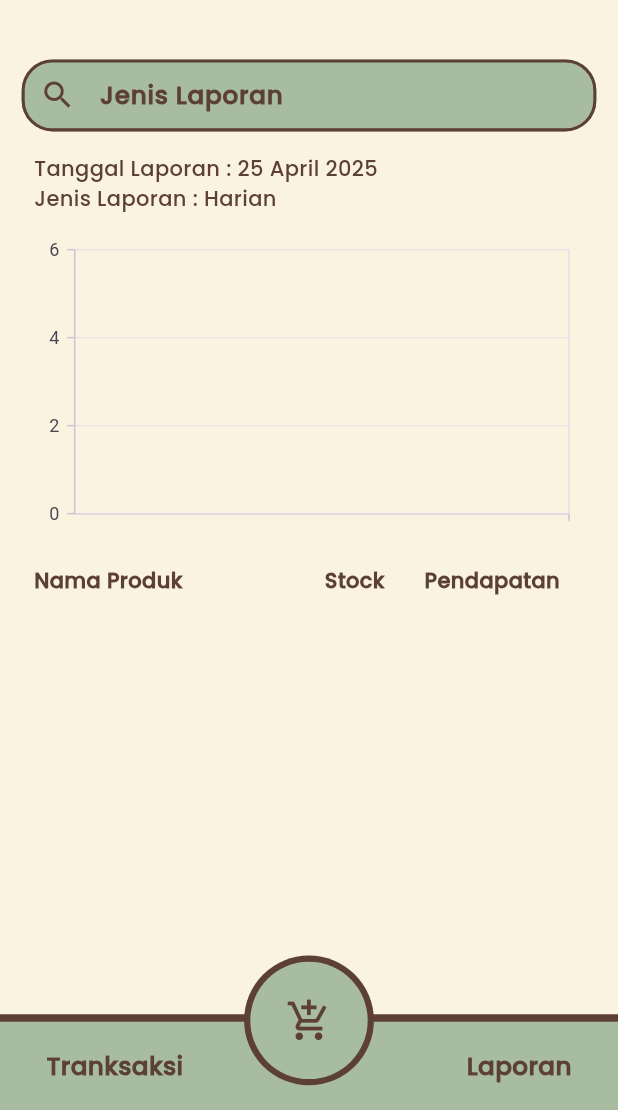
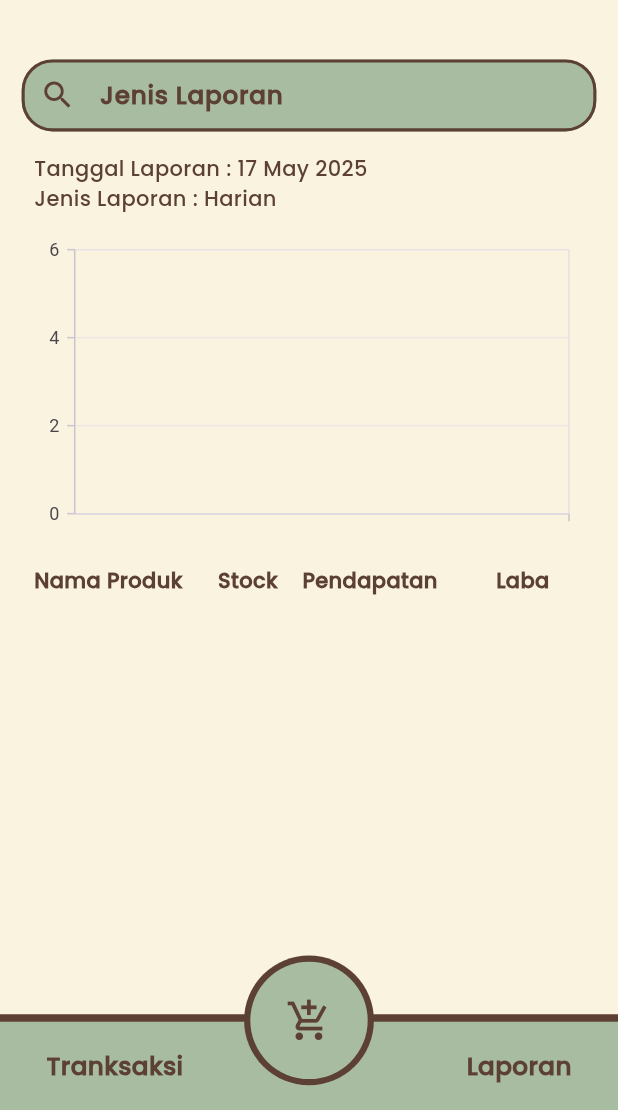
Before and after one commit to damarazky/apk-kasir, a Flutter app: the LaporanImportantPage screen opened by its route, on a phone screen of 412 x 824 dp, the part 126-1236 px from its top. Run offline on Flutter 3.47's test engine with Material 3 defaults, Android fonts, the phone set to English and light mode, and no system bars; our stand-ins replace barcode_widget, get, sqflite, syncfusion_flutter_charts; accounts and stored records are empty.

Commit message:
menambahan laba done

```diff
--- a/lib/controllers/laporan/laporan_keuangan_controller.dart
+++ b/lib/controllers/laporan/laporan_keuangan_controller.dart
@@ -15,7 +15,8 @@ class LaporanController extends GetxController {
     SELECT
       p.nama AS namaProduk,
       SUM(ti.jumlah) AS totalJumlah,
-      SUM(ti.jumlah * p.harga) AS totalSubtotal
+      SUM(ti.jumlah * p.harga) AS totalSubtotal,
+      SUM(p.laba * ti.jumlah) AS totalLaba
       FROM tranksaksi_item ti
       JOIN produk p ON p.id = ti.produk_id
       GROUP BY p.nama
@@ -29,6 +30,7 @@ class LaporanController extends GetxController {
             namaProduk: e['namaProduk'] ?? 'Tidak diketahui',
             jumlah: e['totalJumlah'] ?? 0,
             subtotal: (e['totalSubtotal'] ?? 0).toDouble(),
+            laba: (e['totalLaba'] ?? 0).toDouble(),
             tanggal: '',
           );
         }).toList();
--- a/lib/models/laporan_keuangan_model.dart
+++ b/lib/models/laporan_keuangan_model.dart
@@ -2,12 +2,14 @@ class LaporanItem {
   final String namaProduk;
   final int jumlah;
   final double subtotal;
+  final double laba;
   final String tanggal;
 
   LaporanItem({
     required this.namaProduk,
     required this.jumlah,
     required this.subtotal,
+    required this.laba,
     required this.tanggal,
   });
 }
--- a/lib/views/customs/custom_diagram_chart_laporan.dart
+++ b/lib/views/customs/custom_diagram_chart_laporan.dart
@@ -66,9 +66,21 @@ class CustomDiagramChartLaporan extends StatelessWidget {
                 ),
               ),
               Expanded(
+                flex: 3,
+                child: Text(
+                  'Pendapatan',
+                  textAlign: TextAlign.center,
+                  style: TextStyle(
+                    fontFamily: 'Poppins',
+                    fontWeight: FontWeight.w700,
+                    color: CustomColorsTheme.coklat,
+                  ),
+                ),
+              ),
+              Expanded(
                 flex: 2,
                 child: Text(
-                  'Pendapatan',
+                  'Laba',
                   textAlign: TextAlign.center,
                   style: TextStyle(
                     fontFamily: 'Poppins',
@@ -95,7 +107,10 @@ class CustomDiagramChartLaporan extends StatelessWidget {
                   padding: const EdgeInsets.symmetric(vertical: 8.0),
                   decoration: BoxDecoration(
                     border: Border(
-                      bottom: BorderSide(color: Colors.grey.shade300, width: 0.8),
+                      bottom: BorderSide(
+                        color: Colors.grey.shade300,
+                        width: 0.8,
+                      ),
                     ),
                   ),
                   child: Row(
@@ -108,6 +123,7 @@ class CustomDiagramChartLaporan extends StatelessWidget {
                           style: TextStyle(
                             fontFamily: 'Poppins',
                             color: CustomColorsTheme.coklat,
+                            fontSize: size.width * .03,
                           ),
                         ),
                       ),
@@ -119,17 +135,31 @@ class CustomDiagramChartLaporan extends StatelessWidget {
                           style: TextStyle(
                             fontFamily: 'Poppins',
                             color: CustomColorsTheme.coklat,
+                            fontSize: size.width * .03,
+                          ),
+                        ),
+                      ),
+                      Expanded(
+                        flex: 3,
+                        child: Text(
+                          "Rp ${produk.subtotal.toString().replaceAllMapped(RegExp(r'(\d{1,3})(?=(\d{3})+(?!\d))'), (Match m) => '${m[1]}.')}",
+                          textAlign: TextAlign.center,
+                          style: TextStyle(
+                            fontFamily: 'Poppins',
+                            color: CustomColorsTheme.coklat,
+                            fontSize: size.width * .03,
                           ),
                         ),
                       ),
                       Expanded(
                         flex: 2,
                         child: Text(
-                          "Rp ${produk.subtotal.toString().replaceAllMapped(RegExp(r'(\d{1,3})(?=(\d{3})+(?!\d))'), (Match m) => '${m[1]}.')}",
+                          "Rp ${produk.laba.toString().replaceAllMapped(RegExp(r'(\d{1,3})(?=(\d{3})+(?!\d))'), (Match m) => '${m[1]}.')}",
                           textAlign: TextAlign.center,
                           style: TextStyle(
                             fontFamily: 'Poppins',
                             color: CustomColorsTheme.coklat,
+                            fontSize: size.width * .03,
                           ),
                         ),
                       ),
--- a/lib/views/laporans/laporan_important_page.dart
+++ b/lib/views/laporans/laporan_important_page.dart
@@ -4,6 +4,7 @@ import 'package:apk_kasir_by_dante/views/customs/custom_search_dashboard.dart';
 import 'package:apk_kasir_by_dante/views/dashboards/dashboard_bottom_navigate_page.dart';
 import 'package:apk_kasir_by_dante/views/dashboards/dashboard_top_navigate_page.dart';
 import 'package:flutter/material.dart';
+import 'package:intl/intl.dart';
 
 class LaporanImportantPage extends StatelessWidget {
   const LaporanImportantPage({super.key});
@@ -11,6 +12,8 @@ class LaporanImportantPage extends StatelessWidget {
   @override
   Widget build(BuildContext context) {
     final size = MediaQuery.of(context).size;
+    final tanggal = DateTime.now();
+    final tgl = DateFormat('dd MMMM yyyy').format(tanggal);
     return Scaffold(
       backgroundColor: CustomColorsTheme.cream,
       body: Stack(
@@ -34,7 +37,7 @@ class LaporanImportantPage extends StatelessWidget {
                     crossAxisAlignment: CrossAxisAlignment.start,
                     children: [
                       Text(
-                        'Tanggal Laporan : 25 April 2025',
+                        'Tanggal Laporan : $tgl',
                         style: TextStyle(
                           fontFamily: 'Poppins',
                           color: CustomColorsTheme.coklat,
```
